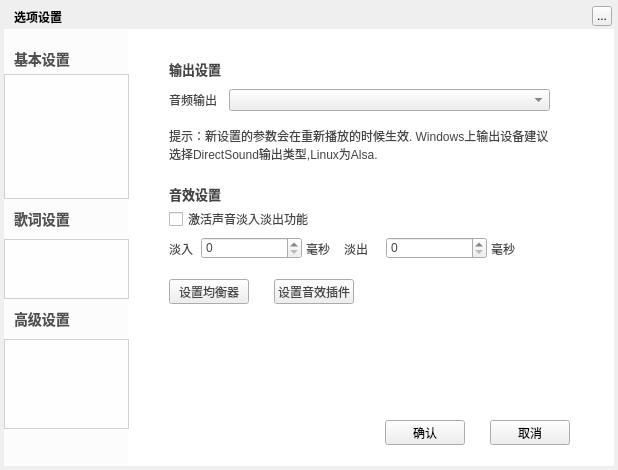
This is TTKModule/TTKWidget/musicUiKits/musicWidgetKits/musicsettingwidget.ui in Greedysky/TTKMusicPlayer as Qt 5 draws it before an edit. The edited form follows.
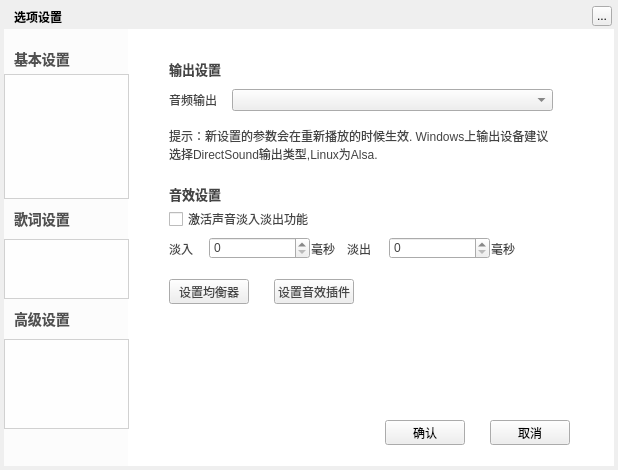
This is the edited form. The open tabs and pages were chosen to show the change. Custom widgets are drawn as their Qt base class.

```diff
--- a/TTKModule/TTKWidget/musicUiKits/musicWidgetKits/musicsettingwidget.ui
+++ b/TTKModule/TTKWidget/musicUiKits/musicWidgetKits/musicsettingwidget.ui
@@ -1728,7 +1728,7 @@
     <widget class="QComboBox" name="outputTypeComboBox">
      <property name="geometry">
       <rect>
-       <x>85</x>
+       <x>88</x>
        <y>50</y>
        <width>321</width>
        <height>22</height>
@@ -1830,7 +1830,7 @@
     <widget class="QLabel" name="sizeTipLabel">
      <property name="geometry">
       <rect>
-       <x>162</x>
+       <x>167</x>
        <y>200</y>
        <width>40</width>
        <height>20</height>
@@ -1843,7 +1843,7 @@
     <widget class="QSpinBox" name="fadeInSpinBox">
      <property name="geometry">
       <rect>
-       <x>57</x>
+       <x>65</x>
        <y>198</y>
        <width>101</width>
        <height>22</height>
@@ -1866,7 +1866,7 @@
     <widget class="QSpinBox" name="fadeOutSpinBox">
      <property name="geometry">
       <rect>
-       <x>242</x>
+       <x>245</x>
        <y>198</y>
        <width>101</width>
        <height>22</height>
@@ -1876,7 +1876,7 @@
     <widget class="QLabel" name="fadeOutLabel">
      <property name="geometry">
       <rect>
-       <x>200</x>
+       <x>203</x>
        <y>200</y>
        <width>40</width>
        <height>20</height>
@@ -2674,6 +2674,9 @@
      <height>370</height>
     </rect>
    </property>
+   <property name="styleSheet">
+    <string notr="true">color:#444444;background:white;</string>
+   </property>
    <property name="widgetResizable">
     <bool>true</bool>
    </property>
```
Left out of the diff: 18 changed lines with no effect on the pictures.
